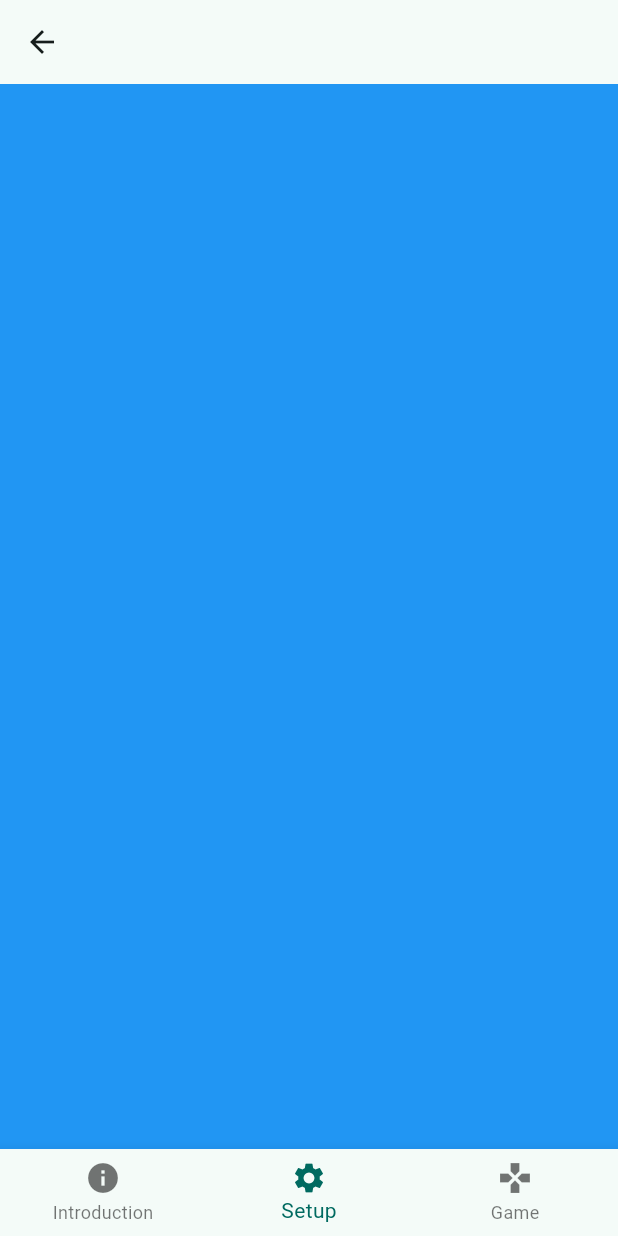
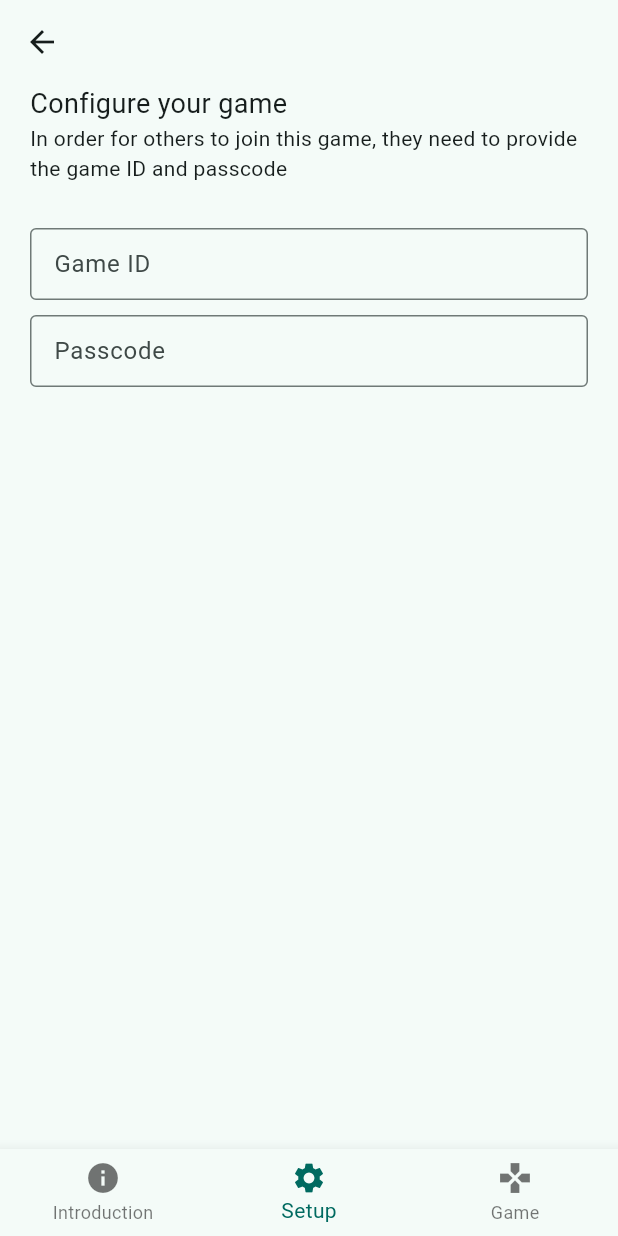
Before and after one commit to fangeles02/party_games_by_tdng_fe, a Flutter app: the GameMaker screen opened directly with sample values from the repository, item 2 of the bottom bar chosen, on a phone screen of 412 x 824 dp. Run offline on Flutter 3.47's test engine with Material 3 defaults, Android fonts, the phone set to English and light mode, and no system bars; our stand-ins replace shared_preferences; missing offline and left inert: signalr_core; accounts and stored records are empty.

Commit message:
added animations, connectivity flags and back button handling

```diff
--- a/lib/pages/games/gamemaker.dart
+++ b/lib/pages/games/gamemaker.dart
@@ -1,4 +1,7 @@
+import 'package:flutter/cupertino.dart';
 import 'package:flutter/material.dart';
+import 'package:flutter/services.dart';
+import 'package:flutter/widgets.dart';
 import 'package:party_games_by_tdng/api/appsettings.dart';
 import 'package:party_games_by_tdng/helpers/gamedetailshelper.dart';
 import 'package:party_games_by_tdng/helpers/responsiveuihelper.dart';
@@ -19,13 +22,21 @@ class _GameMakerState extends State<GameMaker> {
   Function()? continuebuttonfunc;
 
   int currentIndex = 0;
+  String continuebuttontext = "Connecting";
+  TextEditingController gamenameinputcontroller = TextEditingController();
+  TextEditingController passcodeinputcontroller = TextEditingController();
+  bool isconnected = false;
+  bool isnotconnected = true;
 
   continueButton() async {
-    Navigator.push(
-        context,
-        MaterialPageRoute(
-            builder: (_) => Sample(
-                sampleData: "Hello Sample", initHubConnection: connection)));
+    // Navigator.push(
+    //     context,
+    //     MaterialPageRoute(
+    //         builder: (_) => Sample(
+    //             sampleData: "Hello Sample", initHubConnection: connection)));
+    setState(() {
+      currentIndex = 1;
+    });
   }
 
   final connection = HubConnectionBuilder()
@@ -41,11 +52,15 @@ class _GameMakerState extends State<GameMaker> {
       await connection.start();
       setState(() {
         continuebuttonfunc = continueButton;
+        continuebuttontext = "Continue";
+        isconnected = true;
       });
     } on Exception catch (data) {
       print(data.toString());
       setState(() {
         continuebuttonfunc = null;
+        continuebuttontext = "Failed to connect";
+        isconnected = false;
       });
     }
   }
@@ -79,19 +94,17 @@ class _GameMakerState extends State<GameMaker> {
       Column(
         mainAxisAlignment: MainAxisAlignment.center,
         children: [
-          Center(
+          Container(
+            child: Center(
               child: Padding(
                 padding: EdgeInsets.fromLTRB(
                     globalLeftRightPadding, 0, globalLeftRightPadding, 0),
                 child: Column(
                   children: [
-                  Hero(
-                    tag: widget.heroTag,
-                    child: Text(
+                    Text(
                       widget.gameDetail.gameTitle,
                       style: const TextStyle(
                           fontSize: 24, fontWeight: FontWeight.bold),
-                    ),
                     ),
                     const SizedBox(
                       height: 10,
@@ -102,34 +115,158 @@ class _GameMakerState extends State<GameMaker> {
                     ),
                     TextButton(
                       onPressed: continuebuttonfunc,
-                    child: const Text("Continue"),
+                      child: Text(continuebuttontext),
                     ),
                   ],
+                ),
               ),
             ),
           )
         ],
       ),
-      Container(
-        color: Colors.blue,
+      ExcludeSemantics(
+        child: Container(
+          padding: EdgeInsets.fromLTRB(
+              globalLeftRightPadding, 0, globalLeftRightPadding, 0),
+          color: Theme.of(context).colorScheme.background,
+          child: Column(
+            children: [
+              SafeArea(child: Container()),
+              Visibility(
+                  visible: !isconnected,
+                  child: Column(
+                    crossAxisAlignment: CrossAxisAlignment.start,
+                    children: const [
+                      Text(
+                        "Cannot create game",
+                        style: TextStyle(
+                            fontSize: 20, fontWeight: FontWeight.w600),
+                      ),
+                      const Text(
+                          "It seems there was a problem connecting to the server or there are issues with your internet connection. Please try again at a later time."),
+                    ],
+                  )),
+              Visibility(
+                visible: isconnected,
+                child: Column(
+                  crossAxisAlignment: CrossAxisAlignment.start,
+                  children: [
+                    const Text(
+                      "Configure your game",
+                      style: TextStyle(fontSize: 18),
+                    ),
+                    const Text(
+                        "In order for others to join this game, they need to provide the game ID and passcode"),
+                    const SizedBox(
+                      height: 30,
+                    ),
+                    Form(
+                        child: Column(
+                      children: [
+                        TextFormField(
+                          controller: gamenameinputcontroller,
+                          decoration: const InputDecoration(
+                            label: Text("Game ID"),
+                            border: OutlineInputBorder(),
+                            isDense: true,
+                          ),
+                        ),
+                        const SizedBox(
+                          height: 10,
+                        ),
+                        TextFormField(
+                          controller: passcodeinputcontroller,
+                          decoration: const InputDecoration(
+                            label: Text(
+                              "Passcode",
+                            ),
+                            border: OutlineInputBorder(),
+                            isDense: true,
+                          ),
+                          obscureText: false,
+                          enableSuggestions: false,
+                          autocorrect: false,
+                          keyboardType: TextInputType.visiblePassword,
+                        ),
+                      ],
+                    ))
+                  ],
+                ),
+              ),
+            ],
+          ),
+        ),
       ),
       Container(
         color: Colors.red,
       ),
     ];
 
-    return Scaffold(
-      appBar: AppBar(),
+    return PopScope(
+      canPop: false,
+      onPopInvoked: (didPop) async {
+        if (currentIndex == 1 || currentIndex == 2) {
+          setState(() {
+            currentIndex = 0;
+          });
+        } else {
+          if (isconnected) {
+            if (didPop) {
+              return;
+            }
+
+            bool res = await showDialog(
+                context: context,
+                builder: (context) => AlertDialog(
+                      title: const Text("Confirmation"),
+                      content: const Text(
+                          "Are you sure you want to go back? Any games in progress will be ended immediately."),
+                      actions: [
+                        TextButton(
+                            onPressed: () {
+                              Navigator.pop(context, false);
+                            },
+                            child: const Text("No")),
+                        TextButton(
+                            onPressed: () {
+                              Navigator.pop(context, true);
+                            },
+                            child: const Text("Yes")),
+                      ],
+                    ));
+
+            if (res == true) {
+              Navigator.pop(context);
+            }
+          } else {
+            Navigator.pop(context);
+          }
+        }
+      },
+      child: Scaffold(
+        extendBodyBehindAppBar: true,
+        appBar: AppBar(
+          backgroundColor: Colors.transparent,
+          systemOverlayStyle: const SystemUiOverlayStyle(
+              statusBarIconBrightness: Brightness.dark),
+        ),
         body: PageTransitionSwitcher(
-        transitionBuilder: (child, animation, secondaryAnimation) {
-          return FadeThroughTransition(
+          transitionBuilder: (child, animation, secondaryAnimation) =>
+              FadeThroughTransition(
             animation: animation,
             secondaryAnimation: secondaryAnimation,
             child: child,
-          );
-        },
+          ),
           child: pages.elementAt(currentIndex),
         ),
+
+        // {
+        //           return FadeThroughTransition(
+        //             animation: animation,
+        //             secondaryAnimation: secondaryAnimation,
+        //             child: child,
+        //           );
+        //         },
 
         //
 
@@ -149,14 +286,15 @@ class _GameMakerState extends State<GameMaker> {
           currentIndex: currentIndex,
           onTap: onTapped,
         ),
+      ),
     );
   }
 
   @override
-  void dispose() {
+  void dispose() async {
     // TODO: implement dispose
     super.dispose();
-    connection.stop();
+    await connection.stop();
   }
 }
 
```
Lines whose indentation alone changed are shown as unchanged.
